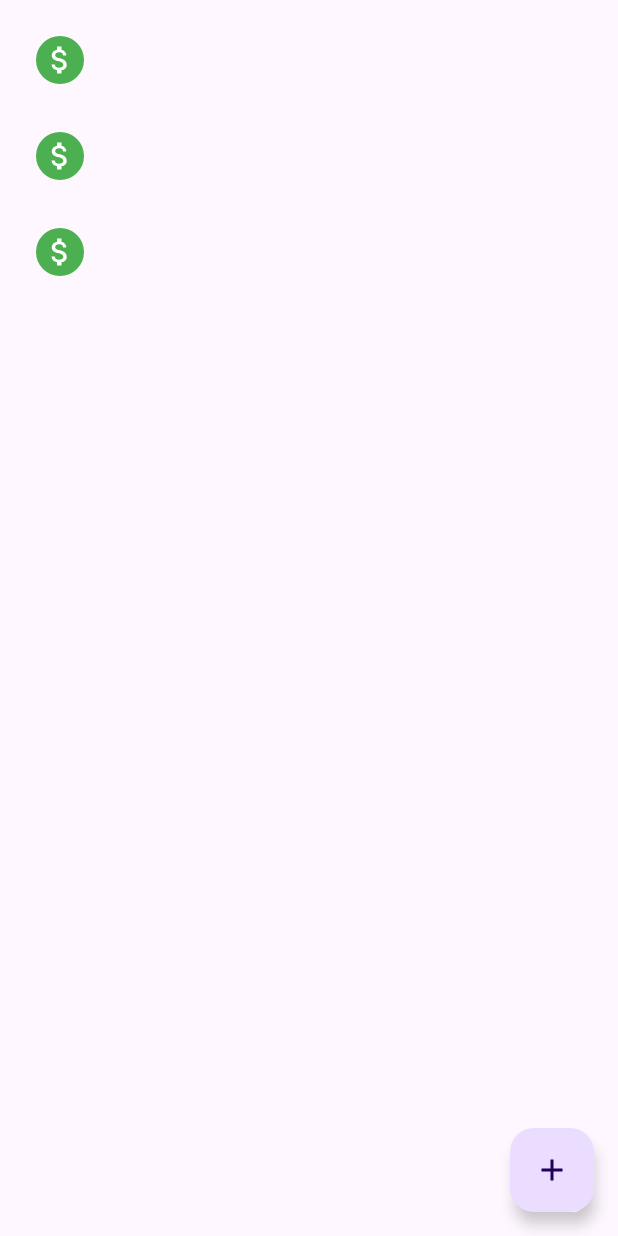
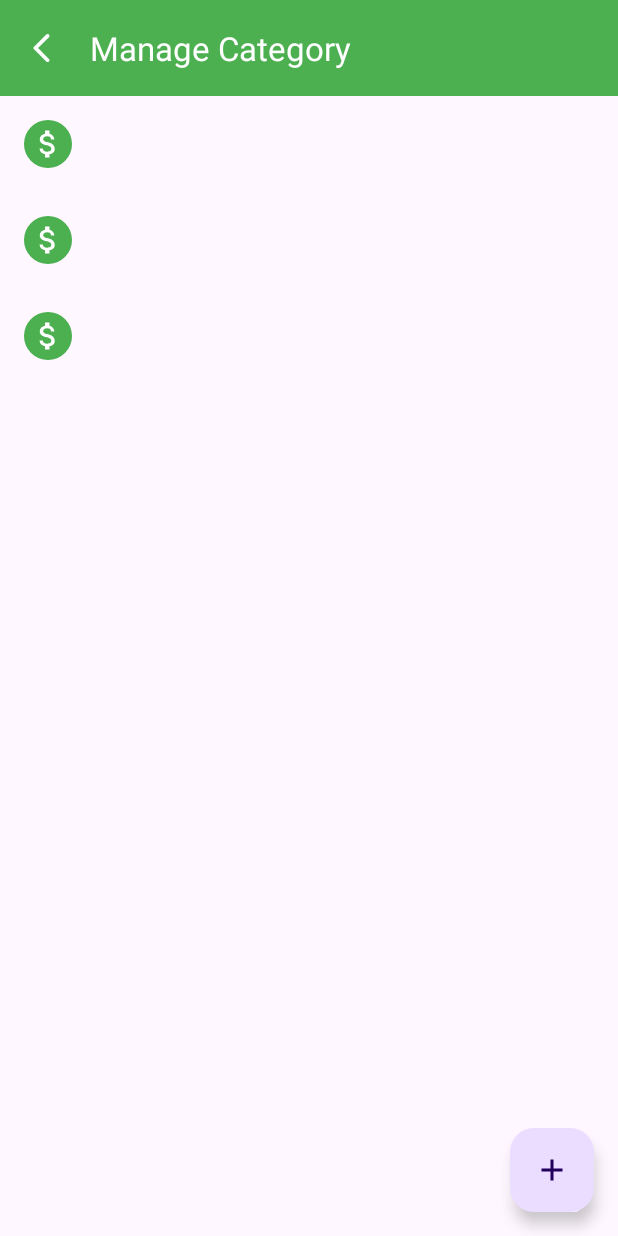
Before and after one commit to AndreSuryana/fintrack, an Android app: the layout fragment_category.xml on its own in the app's theme, with its tools: preview values and no code run, on a phone screen of 412 x 824 dp. Run offline under Robolectric (Android 15) with nearby library versions, the phone set to English and light mode, and no system bars.

Commit message:
move manage categories into the profile setting

```diff
--- a/app/src/main/res/layout/fragment_category.xml
+++ b/app/src/main/res/layout/fragment_category.xml
@@ -1,23 +1,47 @@
 <?xml version="1.0" encoding="utf-8"?>
-<androidx.swiperefreshlayout.widget.SwipeRefreshLayout xmlns:android="http://schemas.android.com/apk/res/android"
+<androidx.constraintlayout.widget.ConstraintLayout xmlns:android="http://schemas.android.com/apk/res/android"
     xmlns:app="http://schemas.android.com/apk/res-auto"
     xmlns:tools="http://schemas.android.com/tools"
     android:layout_width="match_parent"
     android:layout_height="match_parent"
     tools:context=".ui.category.CategoryFragment">
 
+    <com.google.android.material.appbar.MaterialToolbar
+        android:id="@+id/toolbar"
+        android:layout_width="match_parent"
+        android:layout_height="wrap_content"
+        android:background="@color/colorPrimary"
+        android:minHeight="?attr/actionBarSize"
+        android:theme="?attr/actionBarTheme"
+        app:layout_constraintEnd_toEndOf="parent"
+        app:layout_constraintStart_toStartOf="parent"
+        app:layout_constraintTop_toTopOf="parent"
+        app:navigationIcon="@drawable/ic_back"
+        app:navigationIconTint="@color/white"
+        app:title="@string/title_manage_category"
+        app:titleTextAppearance="@style/TextAppearance.Material3.TitleLarge"
+        app:titleTextColor="@color/white" />
+
+    <androidx.swiperefreshlayout.widget.SwipeRefreshLayout
+        android:id="@+id/refresh_layout"
+        android:layout_width="match_parent"
+        android:layout_height="0dp"
+        app:layout_constraintBottom_toBottomOf="parent"
+        app:layout_constraintEnd_toEndOf="parent"
+        app:layout_constraintStart_toStartOf="parent"
+        app:layout_constraintTop_toBottomOf="@id/toolbar">
+
         <RelativeLayout
             android:layout_width="match_parent"
-        android:layout_height="match_parent">
+            android:layout_height="wrap_content">
 
             <!-- RecyclerView to display the list of categories -->
             <androidx.recyclerview.widget.RecyclerView
                 android:id="@+id/rv_categories"
                 android:layout_width="match_parent"
-            android:layout_height="match_parent"
+                android:layout_height="wrap_content"
                 android:clipToPadding="false"
                 android:orientation="vertical"
-            android:padding="8dp"
                 app:layoutManager="androidx.recyclerview.widget.LinearLayoutManager"
                 tools:listitem="@layout/item_category" />
 
@@ -30,8 +54,11 @@
                 android:layout_alignParentBottom="true"
                 android:layout_margin="16dp"
                 android:contentDescription="@string/btn_add_category"
-            android:src="@drawable/ic_add" />
+                android:src="@drawable/ic_add"
+                tools:ignore="RelativeOverlap" />
 
         </RelativeLayout>
 
     </androidx.swiperefreshlayout.widget.SwipeRefreshLayout>
+
+</androidx.constraintlayout.widget.ConstraintLayout>
```
Also changed, not shown: app/src/main/java/com/andresuryana/fintrack/ui/category/CategoryFragment.java (+5 -2 lines), app/src/main/res/anim/slide_in_right.xml (added, +7 -0 lines), app/src/main/res/anim/slide_out_right.xml (added, +7 -0 lines), app/src/main/res/navigation/app_navigation.xml (+12 -1 lines). Lines whose indentation alone changed are shown as unchanged.
